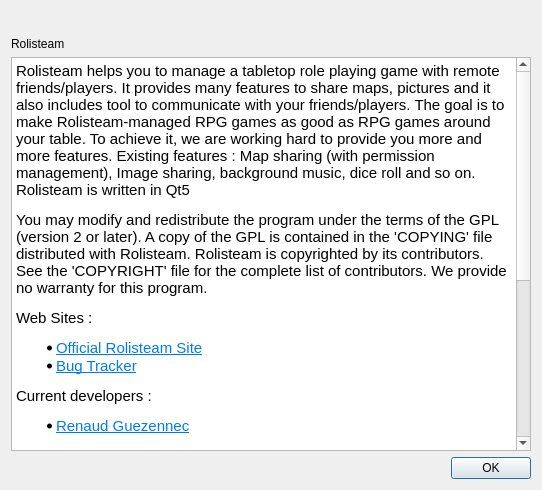
Rolisteam/rolisteam, file client/widgets/aboutrolisteam.ui: the form before one commit.
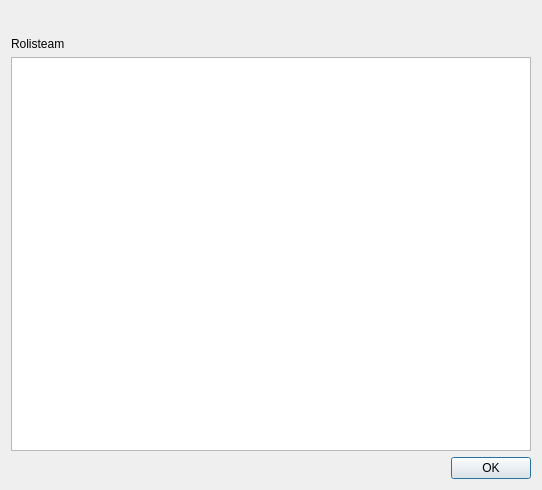
The form after the commit. Icons and pictures are not drawn.

What changed in the file:
```diff
--- a/client/widgets/aboutrolisteam.ui
+++ b/client/widgets/aboutrolisteam.ui
@@ -80,67 +80,11 @@
    <item>
     <widget class="QTextBrowser" name="m_textBrowser">
      <property name="html">
-      <string>&lt;!DOCTYPE HTML PUBLIC &quot;-//W3C//DTD HTML 4.0//EN&quot; &quot;http://www.w3.org/TR/REC-html40/strict.dtd&quot;&gt;
+      <string notr="true">&lt;!DOCTYPE HTML PUBLIC &quot;-//W3C//DTD HTML 4.0//EN&quot; &quot;http://www.w3.org/TR/REC-html40/strict.dtd&quot;&gt;
 &lt;html&gt;&lt;head&gt;&lt;meta name=&quot;qrichtext&quot; content=&quot;1&quot; /&gt;&lt;style type=&quot;text/css&quot;&gt;
 p, li { white-space: pre-wrap; }
 &lt;/style&gt;&lt;/head&gt;&lt;body style=&quot; font-family:'Ubuntu'; font-size:11pt; font-weight:400; font-style:normal;&quot;&gt;
-&lt;p style=&quot; margin-top:12px; margin-bottom:12px; margin-left:0px; margin-right:0px; -qt-block-indent:0; text-indent:0px;&quot;&gt;Rolisteam helps you to manage a tabletop role playing game with remote friends/players. It provides many features to share maps, pictures and it also includes tool to communicate with your friends/players. The goal is to make Rolisteam-managed RPG games as good as RPG games around your table. To achieve it, we are working hard to provide you more and more features. Existing features : Map sharing (with permission management), Image sharing, background music, dice roll and so on. Rolisteam is written in Qt5 &lt;/p&gt;
-&lt;p style=&quot; margin-top:12px; margin-bottom:12px; margin-left:0px; margin-right:0px; -qt-block-indent:0; text-indent:0px;&quot;&gt;You may modify and redistribute the program under the terms of the GPL (version 2 or later). A copy of the GPL is contained in the 'COPYING' file distributed with Rolisteam. Rolisteam is copyrighted by its contributors. See the 'COPYRIGHT' file for the complete list of contributors. We provide no warranty for this program.&lt;/p&gt;
-&lt;p style=&quot; margin-top:12px; margin-bottom:12px; margin-left:0px; margin-right:0px; -qt-block-indent:0; text-indent:0px;&quot;&gt;Web Sites :&lt;/p&gt;
-&lt;ul style=&quot;margin-top: 0px; margin-bottom: 0px; margin-left: 0px; margin-right: 0px; -qt-list-indent: 1;&quot;&gt;&lt;li style=&quot; margin-top:12px; margin-bottom:0px; margin-left:0px; margin-right:0px; -qt-block-indent:0; text-indent:0px;&quot;&gt;&lt;a href=&quot;http://www.rolisteam.org/&quot;&gt;&lt;span style=&quot; text-decoration: underline; color:#007af4;&quot;&gt;Official Rolisteam Site&lt;/span&gt;&lt;/a&gt;&lt;/li&gt;
-&lt;li style=&quot; margin-top:0px; margin-bottom:12px; margin-left:0px; margin-right:0px; -qt-block-indent:0; text-indent:0px;&quot;&gt;&lt;a href=&quot;https://github.com/Rolisteam/rolisteam/issues&quot;&gt;&lt;span style=&quot; text-decoration: underline; color:#007af4;&quot;&gt;Bug Tracker&lt;/span&gt;&lt;/a&gt;&lt;/li&gt;&lt;/ul&gt;
-&lt;p style=&quot; margin-top:12px; margin-bottom:12px; margin-left:0px; margin-right:0px; -qt-block-indent:0; text-indent:0px;&quot;&gt;Current developers :&lt;/p&gt;
-&lt;ul style=&quot;margin-top: 0px; margin-bottom: 0px; margin-left: 0px; margin-right: 0px; -qt-list-indent: 1;&quot;&gt;&lt;li style=&quot; margin-top:12px; margin-bottom:12px; margin-left:0px; margin-right:0px; -qt-block-indent:0; text-indent:0px;&quot;&gt;&lt;a href=&quot;http://www.rolisteam.org/contact&quot;&gt;&lt;span style=&quot; text-decoration: underline; color:#007af4;&quot;&gt;Renaud Guezennec&lt;/span&gt;&lt;/a&gt;&lt;/li&gt;&lt;/ul&gt;
-&lt;p style=&quot; margin-top:12px; margin-bottom:12px; margin-left:0px; margin-right:0px; -qt-block-indent:0; text-indent:0px;&quot;&gt;Contributors :&lt;/p&gt;
-&lt;p style=&quot; margin-top:0px; margin-bottom:0px; margin-left:0px; margin-right:0px; -qt-block-indent:1; text-indent:0px;&quot;&gt;&lt;a href=&quot;mailto:joseph.boudou@matabio.net&quot;&gt;&lt;span style=&quot; text-decoration: underline; color:#007af4;&quot;&gt;Joseph Boudou&lt;/span&gt;&lt;/a&gt;&lt;/p&gt;
-&lt;ul style=&quot;margin-top: 0px; margin-bottom: 0px; margin-left: 0px; margin-right: 0px; -qt-list-indent: 1;&quot;&gt;&lt;li style=&quot; margin-top:12px; margin-bottom:12px; margin-left:0px; margin-right:0px; -qt-block-indent:0; text-indent:0px;&quot;&gt;&lt;a href=&quot;mailto:rolistik@free.fr&quot;&gt;&lt;span style=&quot; text-decoration: underline; color:#007af4;&quot;&gt;Romain Campioni&lt;/span&gt;&lt;/a&gt; (rolistik) &lt;/li&gt;&lt;/ul&gt;
-&lt;p style=&quot; margin-top:12px; margin-bottom:12px; margin-left:0px; margin-right:0px; -qt-block-indent:0; text-indent:0px;&quot;&gt;Translators&lt;/p&gt;
-&lt;table border=&quot;0&quot; style=&quot; margin-top:0px; margin-bottom:0px; margin-left:0px; margin-right:0px;&quot; cellspacing=&quot;2&quot; cellpadding=&quot;0&quot;&gt;
-&lt;tr&gt;
-&lt;td&gt;
-&lt;p style=&quot; margin-top:12px; margin-bottom:12px; margin-left:0px; margin-right:0px; -qt-block-indent:0; text-indent:0px;&quot;&gt;&lt;a href=&quot;https://www.transifex.com/accounts/profile/Le_Sage/&quot;&gt;&lt;span style=&quot; text-decoration: underline; color:#007af4;&quot;&gt;Renaud Guezennec&lt;/span&gt;&lt;/a&gt;&lt;/p&gt;&lt;/td&gt;
-&lt;td&gt;
-&lt;p style=&quot; margin-top:12px; margin-bottom:12px; margin-left:0px; margin-right:0px; -qt-block-indent:0; text-indent:0px;&quot;&gt;(English &amp;amp; French)&lt;/p&gt;&lt;/td&gt;&lt;/tr&gt;
-&lt;tr&gt;
-&lt;td&gt;
-&lt;p style=&quot; margin-top:12px; margin-bottom:12px; margin-left:0px; margin-right:0px; -qt-block-indent:0; text-indent:0px;&quot;&gt;&lt;a href=&quot;https://www.transifex.com/accounts/profile/lorrampi/&quot;&gt;&lt;span style=&quot; text-decoration: underline; color:#007af4;&quot;&gt;Lorram Lomeu de Souza Rampi&lt;/span&gt;&lt;/a&gt;&lt;/p&gt;&lt;/td&gt;
-&lt;td&gt;
-&lt;p style=&quot; margin-top:12px; margin-bottom:12px; margin-left:0px; margin-right:0px; -qt-block-indent:0; text-indent:0px;&quot;&gt;(Portuguese)&lt;/p&gt;&lt;/td&gt;&lt;/tr&gt;
-&lt;tr&gt;
-&lt;td&gt;
-&lt;p style=&quot; margin-top:12px; margin-bottom:12px; margin-left:0px; margin-right:0px; -qt-block-indent:0; text-indent:0px;&quot;&gt;&lt;a href=&quot;https://www.transifex.com/accounts/profile/JuAlves/&quot;&gt;&lt;span style=&quot; text-decoration: underline; color:#007af4;&quot;&gt;Juliana Alves de Sousa Rampi&lt;/span&gt;&lt;/a&gt;&lt;/p&gt;&lt;/td&gt;
-&lt;td&gt;
-&lt;p style=&quot; margin-top:12px; margin-bottom:12px; margin-left:0px; margin-right:0px; -qt-block-indent:0; text-indent:0px;&quot;&gt;(Portuguese)&lt;/p&gt;&lt;/td&gt;&lt;/tr&gt;
-&lt;tr&gt;
-&lt;td&gt;
-&lt;p style=&quot; margin-top:12px; margin-bottom:12px; margin-left:0px; margin-right:0px; -qt-block-indent:0; text-indent:0px;&quot;&gt;&lt;a href=&quot;https://www.transifex.com/accounts/profile/KrekoG/&quot;&gt;&lt;span style=&quot; text-decoration: underline; color:#007af4;&quot;&gt;Gergely Krekó&lt;/span&gt;&lt;/a&gt;&lt;/p&gt;&lt;/td&gt;
-&lt;td&gt;
-&lt;p style=&quot; margin-top:12px; margin-bottom:12px; margin-left:0px; margin-right:0px; -qt-block-indent:0; text-indent:0px;&quot;&gt;(Hungarian)&lt;/p&gt;&lt;/td&gt;&lt;/tr&gt;
-&lt;tr&gt;
-&lt;td&gt;
-&lt;p style=&quot; margin-top:12px; margin-bottom:12px; margin-left:0px; margin-right:0px; -qt-block-indent:0; text-indent:0px;&quot;&gt;&lt;a href=&quot;https://www.transifex.com/accounts/profile/kayazeren/&quot;&gt;&lt;span style=&quot; text-decoration: underline; color:#007af4;&quot;&gt;Kaya Zeren&lt;/span&gt;&lt;/a&gt;&lt;/p&gt;&lt;/td&gt;
-&lt;td&gt;
-&lt;p style=&quot; margin-top:12px; margin-bottom:12px; margin-left:0px; margin-right:0px; -qt-block-indent:0; text-indent:0px;&quot;&gt;(Turkish)&lt;/p&gt;&lt;/td&gt;&lt;/tr&gt;
-&lt;tr&gt;
-&lt;td&gt;
-&lt;p style=&quot; margin-top:12px; margin-bottom:12px; margin-left:0px; margin-right:0px; -qt-block-indent:0; text-indent:0px;&quot;&gt;&lt;a href=&quot;https://www.transifex.com/accounts/profile/IGrumoI/&quot;&gt;&lt;span style=&quot; text-decoration: underline; color:#007af4;&quot;&gt;Alexia Béné&lt;/span&gt;&lt;/a&gt;&lt;/p&gt;&lt;/td&gt;
-&lt;td&gt;
-&lt;p style=&quot; margin-top:12px; margin-bottom:12px; margin-left:0px; margin-right:0px; -qt-block-indent:0; text-indent:0px;&quot;&gt;(French &amp;amp; German)&lt;/p&gt;&lt;/td&gt;&lt;/tr&gt;
-&lt;tr&gt;
-&lt;td&gt;
-&lt;p style=&quot; margin-top:12px; margin-bottom:12px; margin-left:0px; margin-right:0px; -qt-block-indent:0; text-indent:0px;&quot;&gt;&lt;a href=&quot;https://www.transifex.com/user/profile/Jobava/&quot;&gt;&lt;span style=&quot; text-decoration: underline; color:#007af4;&quot;&gt;Baadur Jobava&lt;/span&gt;&lt;/a&gt;&lt;/p&gt;&lt;/td&gt;
-&lt;td&gt;
-&lt;p style=&quot; margin-top:12px; margin-bottom:12px; margin-left:0px; margin-right:0px; -qt-block-indent:0; text-indent:0px;&quot;&gt;(Romanian)&lt;/p&gt;&lt;/td&gt;&lt;/tr&gt;
-&lt;tr&gt;
-&lt;td&gt;
-&lt;p style=&quot; margin-top:12px; margin-bottom:12px; margin-left:0px; margin-right:0px; -qt-block-indent:0; text-indent:0px;&quot;&gt;&lt;a href=&quot;https://www.transifex.com/user/profile/omik/&quot;&gt;&lt;span style=&quot; text-decoration: underline; color:#007af4;&quot;&gt;Jesus M&lt;/span&gt;&lt;/a&gt;&lt;/p&gt;&lt;/td&gt;
-&lt;td&gt;
-&lt;p style=&quot; margin-top:12px; margin-bottom:12px; margin-left:0px; margin-right:0px; -qt-block-indent:0; text-indent:0px;&quot;&gt;(Spanish)&lt;/p&gt;&lt;/td&gt;&lt;/tr&gt;
-&lt;tr&gt;
-&lt;td&gt;
-&lt;p style=&quot; margin-top:12px; margin-bottom:12px; margin-left:0px; margin-right:0px; -qt-block-indent:0; text-indent:0px;&quot;&gt;&lt;a href=&quot;https://www.transifex.com/user/profile/Vistaus/&quot;&gt;&lt;span style=&quot; text-decoration: underline; color:#007af4;&quot;&gt;Heimen Stoffels&lt;/span&gt;&lt;/a&gt;&lt;/p&gt;&lt;/td&gt;
-&lt;td&gt;
-&lt;p style=&quot; margin-top:12px; margin-bottom:12px; margin-left:0px; margin-right:0px; -qt-block-indent:0; text-indent:0px;&quot;&gt;(Dutch)&lt;/p&gt;&lt;/td&gt;&lt;/tr&gt;&lt;/table&gt;&lt;/body&gt;&lt;/html&gt;</string>
+&lt;p style=&quot;-qt-paragraph-type:empty; margin-top:0px; margin-bottom:0px; margin-left:0px; margin-right:0px; -qt-block-indent:0; text-indent:0px;&quot;&gt;&lt;br /&gt;&lt;/p&gt;&lt;/body&gt;&lt;/html&gt;</string>
      </property>
     </widget>
    </item>
```
Left out of the diff: 3 changed lines with no effect on the pictures.
